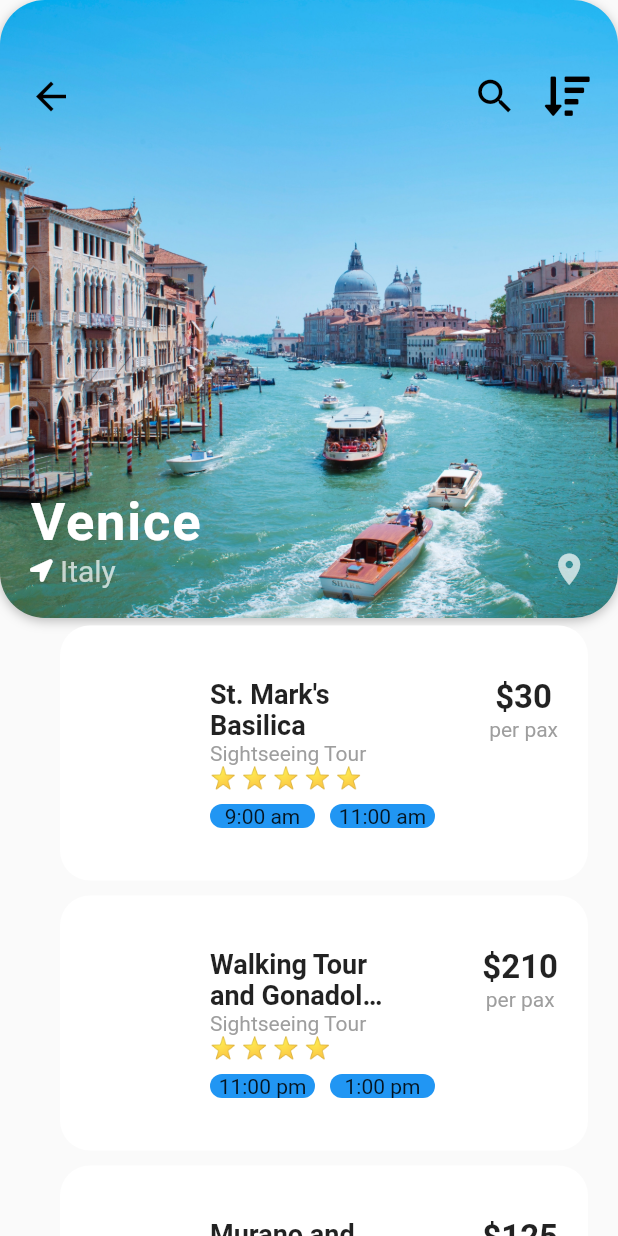
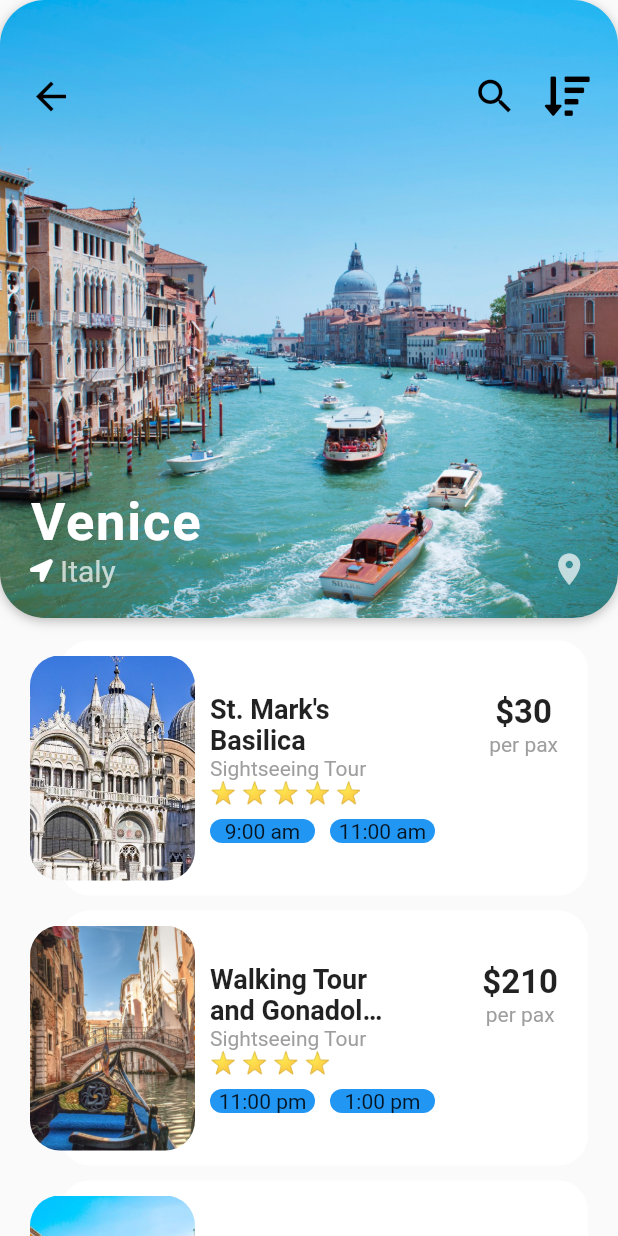
Before and after one commit to dulangakithmini/travel-ui, a Flutter app: the DestinationScreen screen opened directly with sample values from the repository, on a phone screen of 412 x 824 dp. Run offline on Flutter 3.47's test engine with Material 2 defaults, Android fonts, the phone set to English and light mode, and no system bars; our stand-ins replace font_awesome_flutter; network calls fail.

Commit message:
Display activity image

```diff
--- a/lib/screens/destination_screen.dart
+++ b/lib/screens/destination_screen.dart
@@ -132,6 +132,7 @@ class _DestinationScreenState extends State<DestinationScreen> {
           ),
           Expanded(
             child: ListView.builder(
+              padding: EdgeInsets.only(top: 10, bottom: 15),
               itemCount: widget.destination.activities.length,
               itemBuilder: (BuildContext context, int index) {
                 Activity activity = widget.destination.activities[index];
@@ -231,6 +232,19 @@ class _DestinationScreenState extends State<DestinationScreen> {
                         ),
                       ),
                     ),
+                    Positioned(
+                      left: 20,
+                      top: 15,
+                      bottom: 15,
+                      child: ClipRRect(
+                        borderRadius: BorderRadius.circular(20.0),
+                        child: Image(
+                          width: 110,
+                          image: AssetImage(activity.imageUrl),
+                          fit: BoxFit.cover,
+                        ),
+                      ),
+                    ),
                   ],
                 );
               },
```
